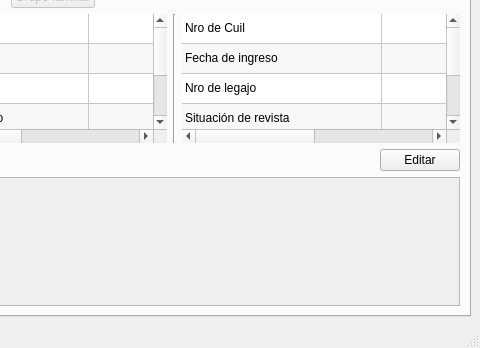
Before: the Qt Designer form v/ui_principal.ui in yo-alan/personal, drawn with Qt 5; both pictures show x 393 to 873 and y 189 to 537 of the 873 by 537 pixel window.
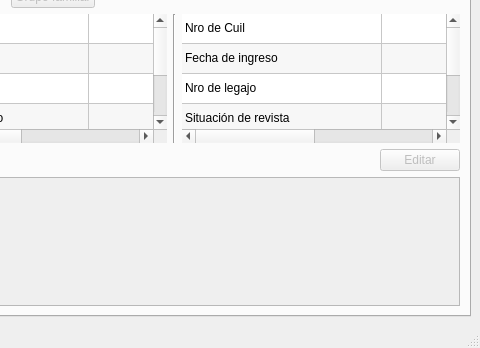
After: the same form once the commit is applied. The open tabs and pages were chosen to show the change. Icons and pictures are not drawn.

What changed in the file:
```diff
--- a/v/ui_principal.ui
+++ b/v/ui_principal.ui
@@ -673,6 +673,9 @@
             </item>
             <item>
              <widget class="QPushButton" name="pbEditarObservaciones">
+              <property name="enabled">
+               <bool>false</bool>
+              </property>
               <property name="text">
                <string>Editar</string>
               </property>
```
